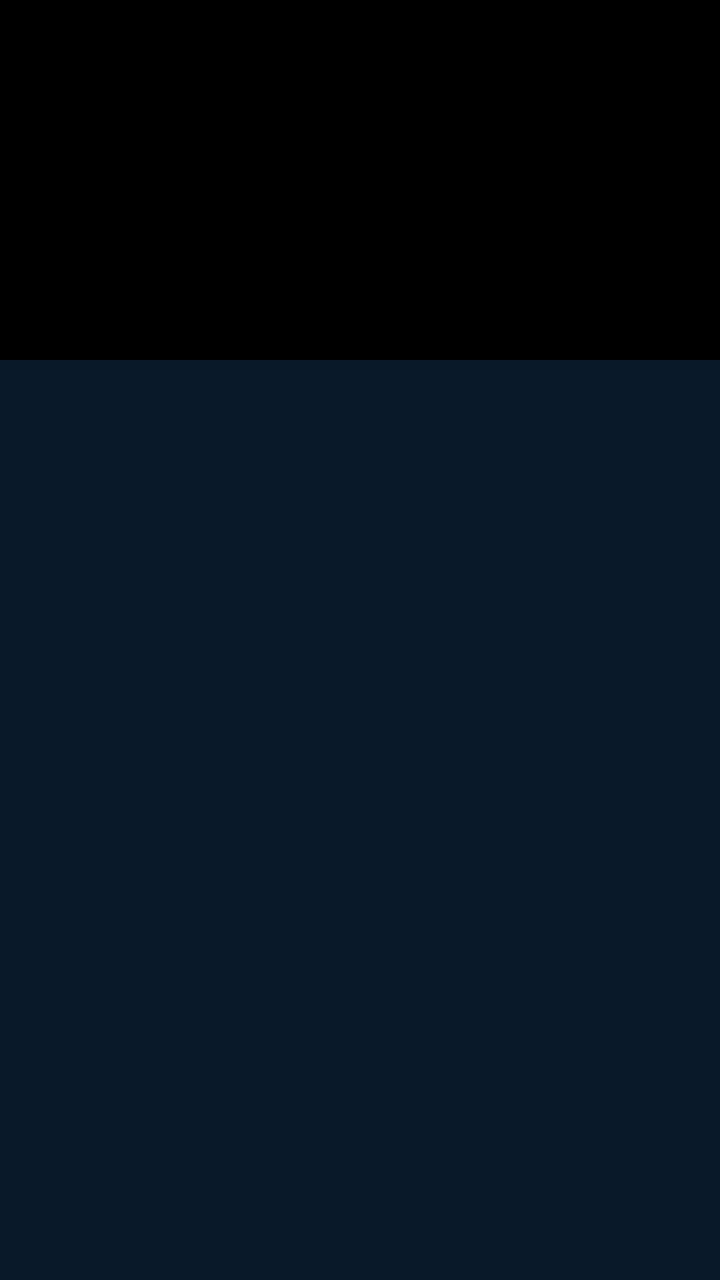
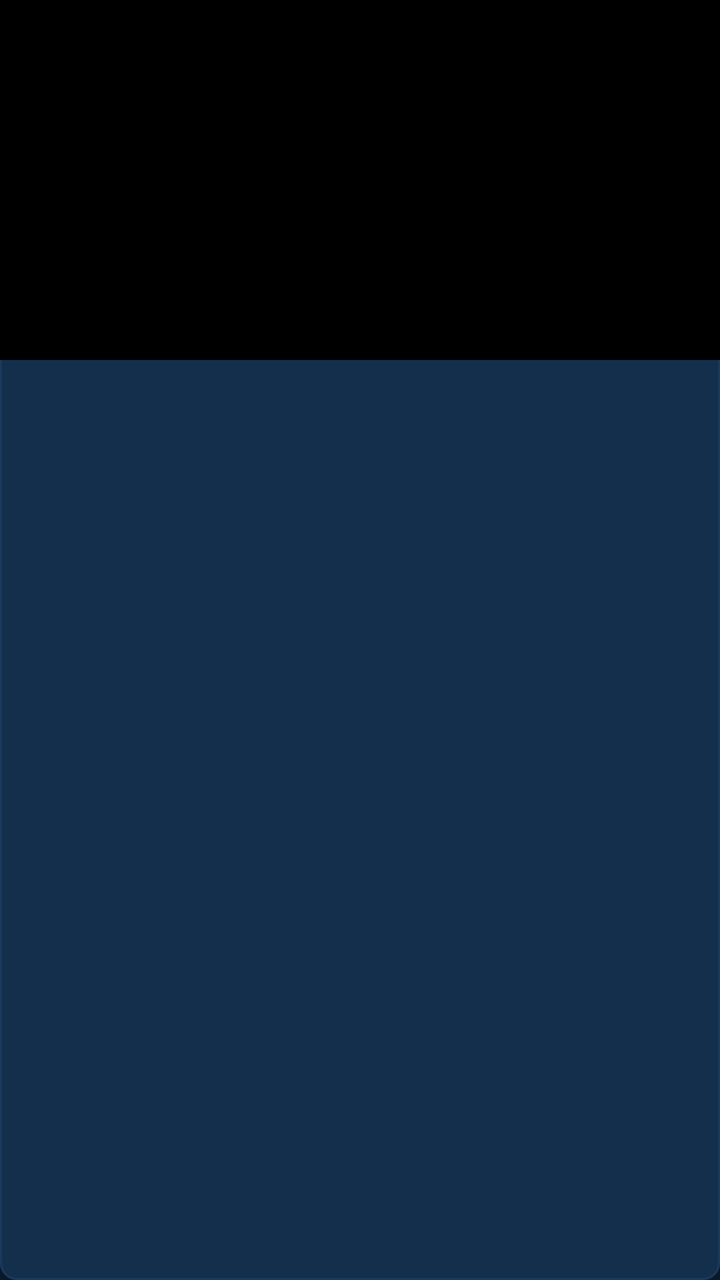

Before-and-after screenshots of an Android layout around one commit, followed by the original layout XML and the change that was made.
<!-- AndroidManifest.xml: application theme Theme.LiteVision -->
<!-- res/layout/item_channel.xml -->
<?xml version="1.0" encoding="utf-8"?>
<LinearLayout xmlns:android="http://schemas.android.com/apk/res/android"
    android:layout_width="match_parent"
    android:layout_height="wrap_content"
    android:orientation="vertical"
    android:background="@android:color/transparent"
    android:layout_margin="0dp"
    android:focusable="true"
    android:clickable="true">

    <FrameLayout
        android:layout_width="match_parent"
        android:layout_height="180dp"
        android:background="#000000">

        
        <TextureView
            android:id="@+id/tv_thumbnail"
            android:layout_width="match_parent"
            android:layout_height="match_parent" />

        
        <ImageView
            android:id="@+id/iv_thumbnail"
            android:layout_width="match_parent"
            android:layout_height="match_parent"
            android:scaleType="centerCrop"
            android:src="@drawable/thumbnail_placeholder"
            android:visibility="gone"
            android:contentDescription="通道预览" />

        
        <TextView
            android:id="@+id/tv_channel_name"
            android:layout_width="match_parent"
            android:layout_height="wrap_content"
            android:layout_gravity="bottom"
            android:textColor="#FFFFFF"
            android:textSize="14sp"
            android:textStyle="bold"
            android:background="#80000000"
            android:paddingStart="8dp"
            android:paddingTop="4dp"
            android:paddingEnd="8dp"
            android:paddingBottom="4dp"
            android:singleLine="true"
            android:ellipsize="end" />
    </FrameLayout>

</LinearLayout>
<!-- resources referenced by this layout -->
<resources>
  <!-- drawable thumbnail_placeholder (drawable) -->
  <?xml version="1.0" encoding="utf-8"?>
  <shape xmlns:android="http://schemas.android.com/apk/res/android"
      android:shape="rectangle">
      <solid android:color="#1A3A5C" />
      <corners android:radius="4dp" />
      <stroke
          android:width="1dp"
          android:color="#2A4A6C" />
  </shape>
  <style name="Theme.LiteVision" parent="Theme.MaterialComponents.NoActionBar">
          <item name="android:windowBackground">@color/bg_dark</item>
          <item name="android:colorBackground">@color/bg_dark</item>
          <item name="android:textColorPrimary">@color/text_primary</item>
          <item name="colorPrimary">@color/deep_blue_primary</item>
          <item name="colorPrimaryDark">@color/bg_dark</item>
          <item name="android:windowFullscreen">false</item>
          <item name="android:windowNoTitle">true</item>
      </style>
  <color name="bg_dark">#0A1929</color>
  <color name="text_primary">#FFFFFF</color>
  <color name="deep_blue_primary">#0D47A1</color>
</resources>

<!-- the commit's change to res/layout/item_channel.xml (unified diff, before → after) -->
@@ -3,7 +3,7 @@
     android:layout_width="match_parent"
     android:layout_height="wrap_content"
     android:orientation="vertical"
-    android:background="@android:color/transparent"
+    android:background="@drawable/channel_card_normal"
     android:layout_margin="0dp"
     android:focusable="true"
     android:clickable="true">
<!-- resource entries referenced after the edit -->
@@ -1,5 +1,15 @@
 <!-- resources referenced by this layout -->
 <resources>
+  <!-- drawable channel_card_normal (drawable) -->
+  <?xml version="1.0" encoding="utf-8"?>
+  <shape xmlns:android="http://schemas.android.com/apk/res/android"
+      android:shape="rectangle">
+      <solid android:color="#132F4C" />
+      <corners android:radius="8dp" />
+      <stroke
+          android:width="1dp"
+          android:color="#1A3A5C" />
+  </shape>
   <!-- drawable thumbnail_placeholder (drawable) -->
   <?xml version="1.0" encoding="utf-8"?>
   <shape xmlns:android="http://schemas.android.com/apk/res/android"
